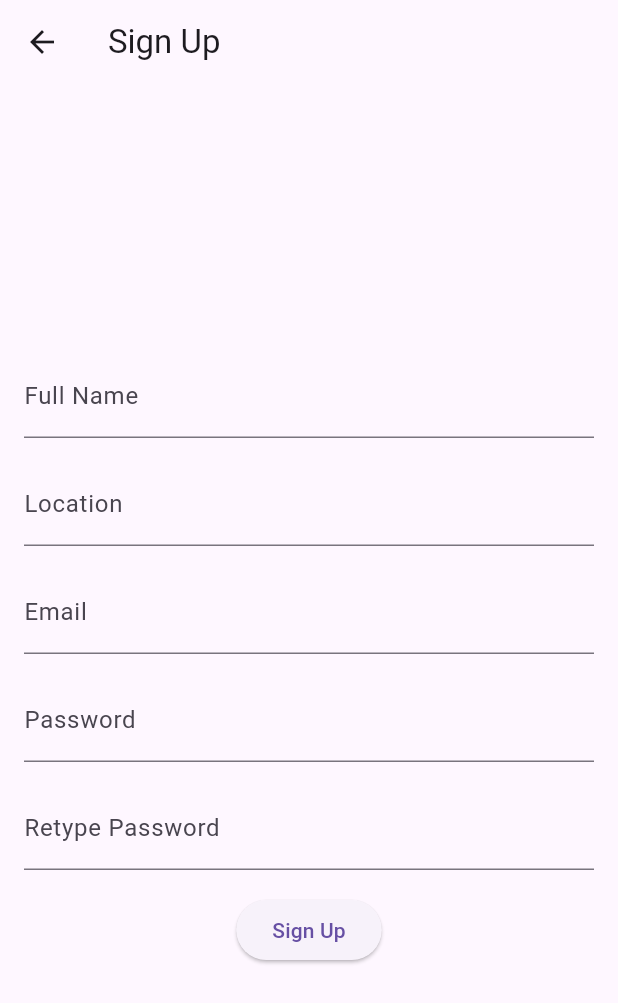
After one commit to sbadoni21/vidyamani, a Flutter app: the screen it shows after launch, scrolled down 76 dp, after a tap on "Sign Up", on a phone screen of 412 x 824 dp. The commit adds this screen. Shown: the top 1003 px of the screen. Run offline on Flutter 3.47's test engine with Material 3 defaults, Android fonts, the phone set to English and light mode, and no system bars; our stand-ins replace animated_splash_screen, cloud_firestore, email_validator, firebase_auth, firebase_core, firebase_messaging and 5 more; accounts and stored records are empty.

Commit message:
loginpage made

```diff
--- a/lib/screens/loginscreen.dart
+++ b/lib/screens/loginscreen.dart
@@ -1,4 +1,5 @@
 import 'package:flutter/material.dart';
+import 'package:vidyamani/screens/signupscreen.dart';
 import 'package:vidyamani/services/auth/authentication.dart';
 import 'package:firebase_auth/firebase_auth.dart' show User;
 
@@ -79,6 +80,18 @@ class _LoginPageState extends State<LoginPage> {
               },
               child: Text('Login with Google'),
             ),
+          ElevatedButton(
+  onPressed: () {
+    Navigator.push(
+      context,
+      MaterialPageRoute(
+        builder: (context) => SignUpPage(),
+      ),
+    );
+  },
+  child: Text('Sign Up'),
+),
+
           ],
         ),
       ),
--- /dev/null
+++ b/lib/screens/signupscreen.dart
@@ -0,0 +1,139 @@
+import 'package:flutter/material.dart';
+import 'package:vidyamani/services/auth/signupservices.dart';
+
+class SignUpPage extends StatefulWidget {
+  @override
+  _SignUpPageState createState() => _SignUpPageState();
+}
+
+class _SignUpPageState extends State<SignUpPage> {
+  final TextEditingController fullNameController = TextEditingController();
+  final TextEditingController locationController = TextEditingController();
+  final TextEditingController emailController = TextEditingController();
+  final TextEditingController passwordController = TextEditingController();
+  final TextEditingController retypePasswordController =
+      TextEditingController();
+
+  final GlobalKey<FormState> _formKey = GlobalKey<FormState>();
+
+  Future<void> _submitForm() async {
+    if (_formKey.currentState?.validate() ?? false) {
+      await signup_service().registerUser(
+        name: fullNameController.text,
+        email: emailController.text,
+        password: passwordController.text,
+        location: locationController.text,
+      );
+
+      fullNameController.clear();
+      locationController.clear();
+      emailController.clear();
+      passwordController.clear();
+      retypePasswordController.clear();
+    }
+  }
+
+  @override
+  Widget build(BuildContext context) {
+    return Scaffold(
+      appBar: AppBar(
+        title: const Text('Sign Up'),
+      ),
+      body: Padding(
+        padding: const EdgeInsets.all(16.0),
+        child: Form(
+          key: _formKey,
+          child: Column(
+            mainAxisAlignment: MainAxisAlignment.center,
+            children: <Widget>[
+              TextFormField(
+                controller: fullNameController,
+                decoration: const InputDecoration(
+                  labelText: 'Full Name',
+                  hintText: 'Enter your full name',
+                ),
+                validator: (value) {
+                  if (value == null || value.isEmpty) {
+                    return 'Please enter your full name';
+                  }
+                  return null;
+                },
+              ),
+             const  SizedBox(height: 16),
+              TextFormField(
+                controller: locationController,
+                decoration: const InputDecoration(
+                  labelText: 'Location',
+                  hintText: 'Enter your location',
+                ),
+                validator: (value) {
+                  if (value == null || value.isEmpty) {
+                    return 'Please enter your location';
+                  }
+                  return null;
+                },
+              ),
+            const  SizedBox(height: 16),
+              TextFormField(
+                controller: emailController,
+                decoration: const InputDecoration(
+                  labelText: 'Email',
+                  hintText: 'Enter your email',
+                ),
+                validator: (value) {
+                  if (value == null || value.isEmpty) {
+                    return 'Please enter your email';
+                  } else if (!RegExp(
+                          r'^[\w-]+(\.[\w-]+)*@([\w-]+\.)+[a-zA-Z]{2,7}$')
+                      .hasMatch(value)) {
+                    return 'Please enter a valid email address';
+                  }
+                  return null;
+                },
+              ),
+             const SizedBox(height: 16),
+              TextFormField(
+                controller: passwordController,
+                obscureText: true,
+                decoration: const InputDecoration(
+                  labelText: 'Password',
+                  hintText: 'Enter your password',
+                ),
+                validator: (value) {
+                  if (value == null || value.isEmpty) {
+                    return 'Please enter your password';
+                  } else if (value.length < 6) {
+                    return 'Password must be at least 6 characters';
+                  }
+                  return null;
+                },
+              ),
+             const SizedBox(height: 16),
+              TextFormField(
+                controller: retypePasswordController,
+                obscureText: true,
+                decoration:const InputDecoration(
+                  labelText: 'Retype Password',
+                  hintText: 'Retype your password',
+                ),
+                validator: (value) {
+                  if (value == null || value.isEmpty) {
+                    return 'Please retype your password';
+                  } else if (value != passwordController.text) {
+                    return 'Passwords do not match';
+                  }
+                  return null;
+                },
+              ),
+           const   SizedBox(height: 16),
+              ElevatedButton(
+                onPressed: _submitForm,
+                child:const Text('Sign Up'),
+              ),
+            ],
+          ),
+        ),
+      ),
+    );
+  }
+}
--- /dev/null
+++ b/lib/services/auth/signupservices.dart
@@ -0,0 +1,43 @@
+
+import 'package:cloud_firestore/cloud_firestore.dart';
+import 'package:firebase_auth/firebase_auth.dart';
+import 'package:vidyamani/services/notification/notificationservices.dart';
+
+class signup_service {
+  final FirebaseAuth _auth = FirebaseAuth.instance;
+  final FirebaseFirestore _fireStore = FirebaseFirestore.instance;
+
+  Future<void> registerUser({
+    required String name,
+    required String email,
+    required String password,
+
+    required String location,
+  }) async {
+    try {
+      UserCredential userCredential =
+          await _auth.createUserWithEmailAndPassword(
+        email: email,
+        password: password,
+      );
+
+      if (userCredential.user != null) {
+        // Save additional user data to Firestore
+        final deviceToken = await NotificationService().getDeviceToken();
+        await _fireStore.collection('users').doc(userCredential.user!.uid).set({
+          'uid': userCredential.user!.uid,
+          'email': email,
+          'displayName': name,
+          'status': 'Online',
+          'photoURL': "assets/image6.png",
+          'deviceToken': deviceToken
+        }, SetOptions(merge: true));
+
+        // User registration successful, you can navigate to a new page or perform other actions.
+      }
+    } catch (e) {
+      // Handle errors, e.g., show a snackbar to the user.
+      print(e.toString());
+    }
+  }
+}
```
Also changed, not shown: lib/services/auth/authentication.dart (+18 -0 lines).
